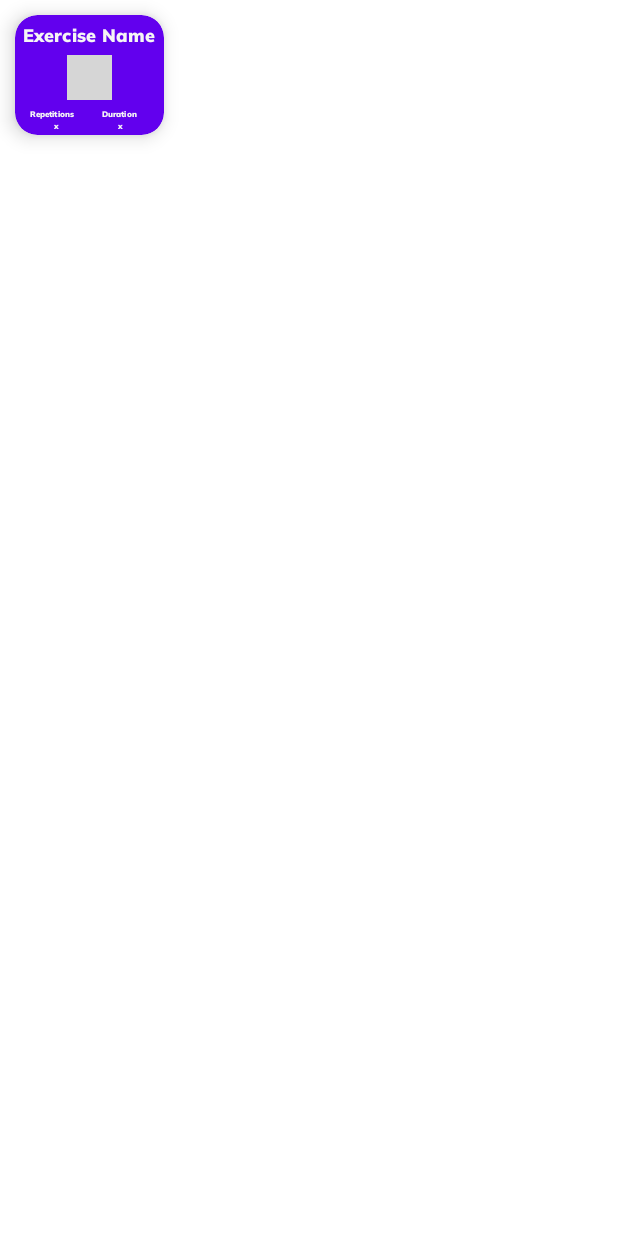
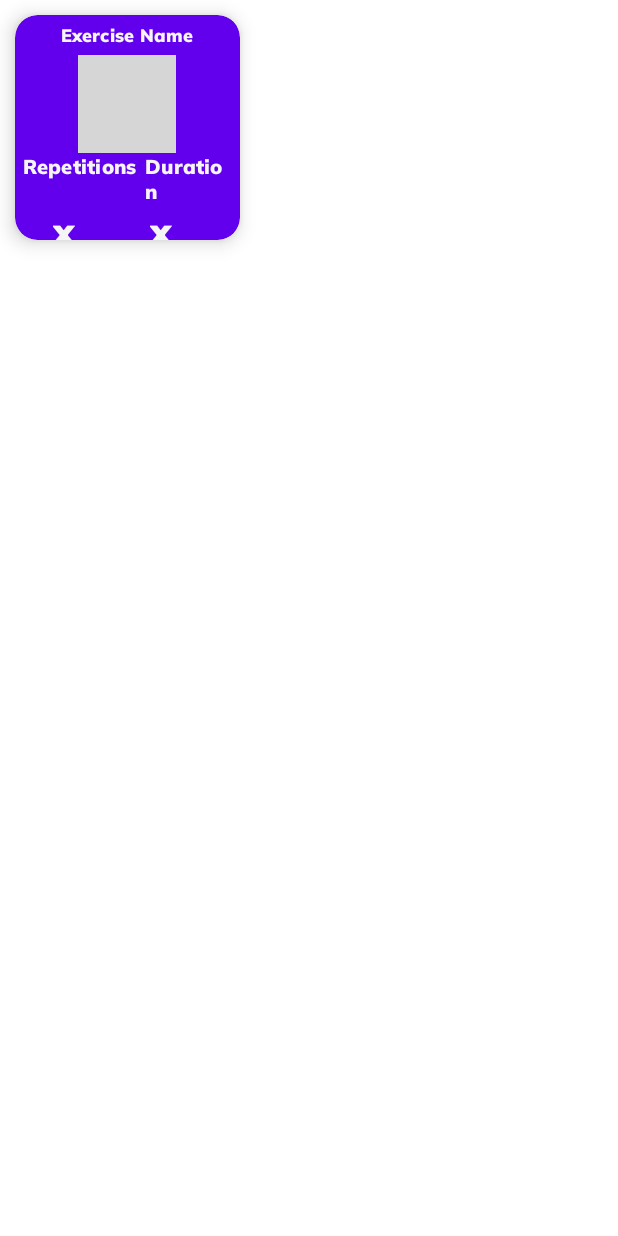
Before and after one commit to Reversive/fitness-buddy-app, an Android app: the layout routine_exercise_item.xml on its own in the app's theme, with its tools: preview values and no code run, on a phone screen of 412 x 824 dp. Run offline under Robolectric (Android 15) with nearby library versions, the phone set to English and light mode, and no system bars; network calls fail; grey boxes are pictures that could not be loaded.

Commit message:
routinewPreview fix and exerciseLayout item fix

```diff
--- a/app/src/main/res/layout/routine_exercise_item.xml
+++ b/app/src/main/res/layout/routine_exercise_item.xml
@@ -2,8 +2,10 @@
     xmlns:app="http://schemas.android.com/apk/res-auto"
     xmlns:tools="http://schemas.android.com/tools"
     android:id="@+id/card"
-    android:layout_width="wrap_content"
-    android:layout_height="80dp"
+    android:layout_marginHorizontal="20dp"
+    android:layout_marginBottom="20dp"
+    android:layout_width="150dp"
+    android:layout_height="150dp"
     android:layout_margin="10dp"
     android:backgroundTint="@color/purple_500"
     app:cardCornerRadius="15dp"
@@ -11,7 +13,7 @@
     >
 
     <LinearLayout
-        android:layout_width="wrap_content"
+        android:layout_width="match_parent"
         android:layout_height="match_parent"
         android:orientation="vertical">
 
@@ -28,75 +30,30 @@
             android:textSize="12sp"
             app:layout_constraintBottom_toBottomOf="parent" />
 
-        <androidx.constraintlayout.widget.ConstraintLayout
-            android:id="@+id/exercise"
+        <ImageView
+            android:id="@+id/exercise_image"
+            android:layout_gravity="center"
+            android:layout_width="65dp"
+            android:layout_height="65dp"
+            tools:ignore="ContentDescription"
+            tools:srcCompat="@tools:sample/avatars" />
+
+        <LinearLayout
             android:layout_width="match_parent"
-            android:layout_height="match_parent">
-
-            <ImageView
-                android:id="@+id/exercise_image"
-                android:layout_width="30dp"
-                android:layout_height="30dp"
-                tools:ignore="ContentDescription"
-                app:layout_constraintBottom_toBottomOf="parent"
-                app:layout_constraintEnd_toEndOf="parent"
-                app:layout_constraintStart_toStartOf="parent"
-                app:layout_constraintTop_toTopOf="parent"
-                app:layout_constraintVertical_bias="0.0"
-                tools:srcCompat="@tools:sample/avatars" />
-
-            <androidx.appcompat.widget.AppCompatTextView
-                android:id="@+id/duration_number"
-                android:layout_width="wrap_content"
-                android:layout_height="wrap_content"
-                android:layout_gravity="center"
-                android:layout_marginStart="17dp"
-                android:layout_marginEnd="15dp"
-                android:fontFamily="@font/muli_black"
-                android:text="@string/duration_number"
-                android:textAppearance="?attr/textAppearanceHeadline6"
-                android:textColor="@color/light_white"
-                android:textSize="5sp"
-                app:layout_constraintBottom_toBottomOf="parent"
-                app:layout_constraintEnd_toEndOf="parent"
-                app:layout_constraintStart_toEndOf="@+id/exercise_repetitions"
-                app:layout_constraintTop_toBottomOf="@+id/exercise_duration"
-                app:layout_constraintVertical_bias="0.13"
-                tools:ignore="SmallSp" />
-
-            <androidx.appcompat.widget.AppCompatTextView
-                android:id="@+id/repetitions_number"
-                android:layout_width="wrap_content"
-                android:layout_height="wrap_content"
-                android:layout_gravity="center"
-                android:layout_marginStart="10dp"
-                android:fontFamily="@font/muli_black"
-                android:text="@string/repetitions_number"
-                android:textAppearance="?attr/textAppearanceHeadline6"
-                android:textColor="@color/light_white"
-                android:textSize="5sp"
-                app:layout_constraintBottom_toBottomOf="parent"
-                app:layout_constraintEnd_toStartOf="@+id/duration_number"
-                app:layout_constraintHorizontal_bias="0.285"
-                app:layout_constraintStart_toStartOf="parent"
-                app:layout_constraintTop_toBottomOf="@+id/exercise_repetitions"
-                app:layout_constraintVertical_bias="0.13"
-                tools:ignore="SmallSp" />
+            android:layout_height="wrap_content"
+            android:orientation="horizontal">
 
             <androidx.appcompat.widget.AppCompatTextView
                 android:id="@+id/exercise_repetitions"
                 android:layout_width="wrap_content"
                 android:layout_height="wrap_content"
                 android:layout_gravity="start"
-                android:layout_marginStart="10dp"
-                android:layout_marginTop="35dp"
+                android:layout_marginStart="5dp"
                 android:fontFamily="@font/muli_black"
                 android:text="@string/exercise_repetitions"
                 android:textAppearance="?attr/textAppearanceHeadline6"
                 android:textColor="@color/light_white"
-                android:textSize="5sp"
-                app:layout_constraintStart_toStartOf="parent"
-                app:layout_constraintTop_toTopOf="parent"
+                android:textSize="13sp"
                 tools:ignore="SmallSp" />
 
             <androidx.appcompat.widget.AppCompatTextView
@@ -105,18 +62,47 @@
                 android:layout_height="wrap_content"
                 android:layout_gravity="end"
                 android:layout_marginStart="5dp"
-                android:layout_marginTop="35dp"
                 android:layout_marginEnd="5dp"
                 android:fontFamily="@font/muli_black"
                 android:text="@string/exercise_duration"
                 android:textAppearance="?attr/textAppearanceHeadline6"
                 android:textColor="@color/light_white"
-                android:textSize="5sp"
-                app:layout_constraintEnd_toEndOf="parent"
-                app:layout_constraintStart_toEndOf="@+id/exercise_repetitions"
-                app:layout_constraintTop_toTopOf="parent"
+                android:textSize="13sp"
                 tools:ignore="SmallSp" />
-        </androidx.constraintlayout.widget.ConstraintLayout>
+        </LinearLayout>
+
+        <LinearLayout
+            android:layout_width="match_parent"
+            android:layout_height="50dp"
+            android:layout_marginBottom="30dp"
+            android:orientation="horizontal">
+
+            <androidx.appcompat.widget.AppCompatTextView
+                android:id="@+id/repetitions_number"
+                android:layout_width="wrap_content"
+                android:layout_height="wrap_content"
+                android:layout_gravity="start"
+                android:layout_marginStart="25dp"
+                android:fontFamily="@font/muli_black"
+                android:text="@string/repetitions_number"
+                android:textAppearance="?attr/textAppearanceHeadline6"
+                android:textColor="@color/light_white"
+                android:textSize="25sp"
+                tools:ignore="SmallSp" />
+
+            <androidx.appcompat.widget.AppCompatTextView
+                android:id="@+id/duration_number"
+                android:layout_width="wrap_content"
+                android:layout_height="wrap_content"
+                android:layout_gravity="end"
+                android:layout_marginStart="50dp"
+                android:fontFamily="@font/muli_black"
+                android:text="@string/duration_number"
+                android:textAppearance="?attr/textAppearanceHeadline6"
+                android:textColor="@color/light_white"
+                android:textSize="25sp"
+                tools:ignore="SmallSp" />
+        </LinearLayout>
 
 
     </LinearLayout>
```
Also changed, not shown: app/src/main/java/ar/edu/itba/fitness/buddy/adapter/CycleCardAdapter.java (+29 -32 lines), app/src/main/java/ar/edu/itba/fitness/buddy/adapter/ExerciseCardAdapter.java (+32 -32 lines), app/src/main/java/ar/edu/itba/fitness/buddy/model/CycleCard.java (+28 -25 lines), app/src/main/java/ar/edu/itba/fitness/buddy/model/ExerciseCard.java (+38 -14 lines), app/src/main/java/ar/edu/itba/fitness/buddy/navigation/routine/RoutinePreviewFragment.java (+38 -94 lines).
